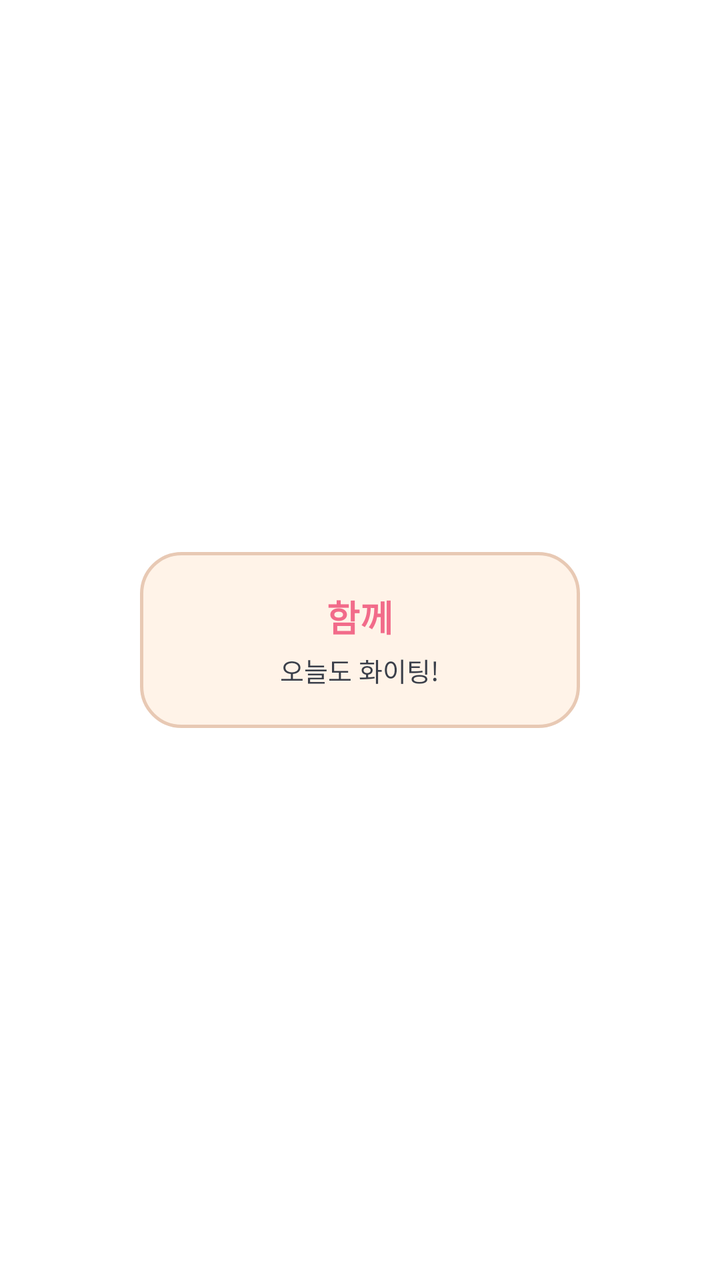
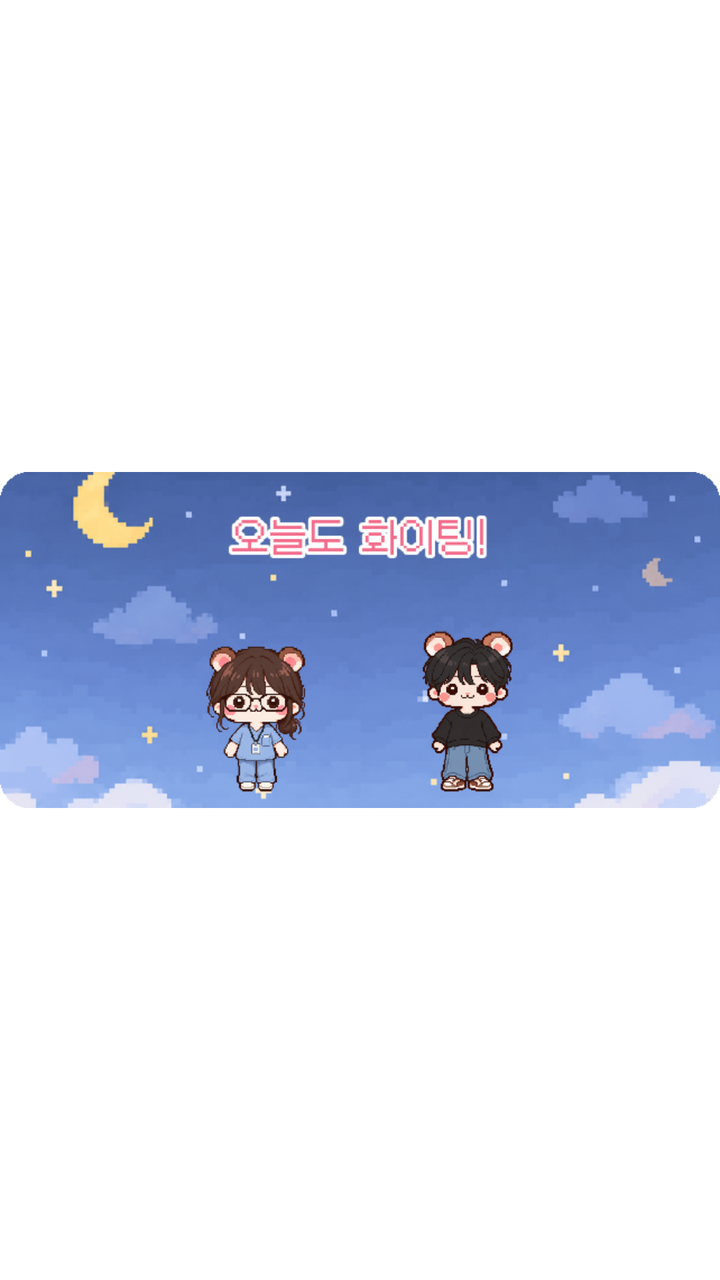

The first picture is an Android layout as it rendered before a commit; the second is the same layout after the commit. The layout source and the unified diff follow.
<!-- AndroidManifest.xml: fallback theme Theme.MaterialComponents.DayNight.NoActionBar -->
<!-- res/layout/dday_widget_preview.xml -->
<?xml version="1.0" encoding="utf-8"?>
<FrameLayout xmlns:android="http://schemas.android.com/apk/res/android"
    android:layout_width="match_parent"
    android:layout_height="match_parent"
    android:padding="8dp">

    <LinearLayout
        android:layout_width="220dp"
        android:layout_height="88dp"
        android:layout_gravity="center"
        android:background="@drawable/dday_widget_duo_frame"
        android:gravity="center"
        android:orientation="vertical"
        android:paddingStart="16dp"
        android:paddingEnd="16dp">

        <TextView
            android:layout_width="wrap_content"
            android:layout_height="wrap_content"
            android:text="@string/dday_widget_label_l"
            android:textColor="#F26B8A"
            android:textSize="18sp"
            android:textStyle="bold" />

        <TextView
            android:layout_width="wrap_content"
            android:layout_height="wrap_content"
            android:layout_marginTop="4dp"
            android:text="오늘도 화이팅!"
            android:textColor="#3A3F4A"
            android:textSize="13sp" />
    </LinearLayout>
</FrameLayout>
<!-- resources referenced by this layout -->
<resources>
  <!-- drawable dday_widget_duo_frame (drawable) -->
  <?xml version="1.0" encoding="utf-8"?>
  <shape xmlns:android="http://schemas.android.com/apk/res/android"
      android:shape="rectangle">
      <solid android:color="#FFF3E8" />
      <corners android:radius="20dp" />
      <stroke
          android:width="1.5dp"
          android:color="#E8C9B4" />
  </shape>
  <string name="dday_widget_label_l">함께</string>
</resources>

<!-- the commit's change to res/layout/dday_widget_preview.xml (unified diff, before → after) -->
@@ -1,33 +1,14 @@
 <?xml version="1.0" encoding="utf-8"?>
 <FrameLayout xmlns:android="http://schemas.android.com/apk/res/android"
     android:layout_width="match_parent"
-    android:layout_height="match_parent"
-    android:padding="8dp">
+    android:layout_height="match_parent">
 
-    <LinearLayout
-        android:layout_width="220dp"
-        android:layout_height="88dp"
+    <ImageView
+        android:layout_width="match_parent"
+        android:layout_height="match_parent"
         android:layout_gravity="center"
-        android:background="@drawable/dday_widget_duo_frame"
-        android:gravity="center"
-        android:orientation="vertical"
-        android:paddingStart="16dp"
-        android:paddingEnd="16dp">
-
-        <TextView
-            android:layout_width="wrap_content"
-            android:layout_height="wrap_content"
-            android:text="@string/dday_widget_label_l"
-            android:textColor="#F26B8A"
-            android:textSize="18sp"
-            android:textStyle="bold" />
-
-        <TextView
-            android:layout_width="wrap_content"
-            android:layout_height="wrap_content"
-            android:layout_marginTop="4dp"
-            android:text="오늘도 화이팅!"
-            android:textColor="#3A3F4A"
-            android:textSize="13sp" />
-    </LinearLayout>
+        android:adjustViewBounds="true"
+        android:contentDescription="@string/dday_widget_label_l"
+        android:scaleType="fitCenter"
+        android:src="@drawable/together_preview_card" />
 </FrameLayout>
<!-- resource entries referenced after the edit -->
@@ -1,15 +1,6 @@
 <!-- resources referenced by this layout -->
 <resources>
-  <!-- drawable dday_widget_duo_frame (drawable) -->
-  <?xml version="1.0" encoding="utf-8"?>
-  <shape xmlns:android="http://schemas.android.com/apk/res/android"
-      android:shape="rectangle">
-      <solid android:color="#FFF3E8" />
-      <corners android:radius="20dp" />
-      <stroke
-          android:width="1.5dp"
-          android:color="#E8C9B4" />
-  </shape>
+  <!-- drawable together_preview_card: png bitmap (drawable-nodpi, 188823 bytes) -->
   <string name="dday_widget_label_l">함께</string>
 </resources>
 
